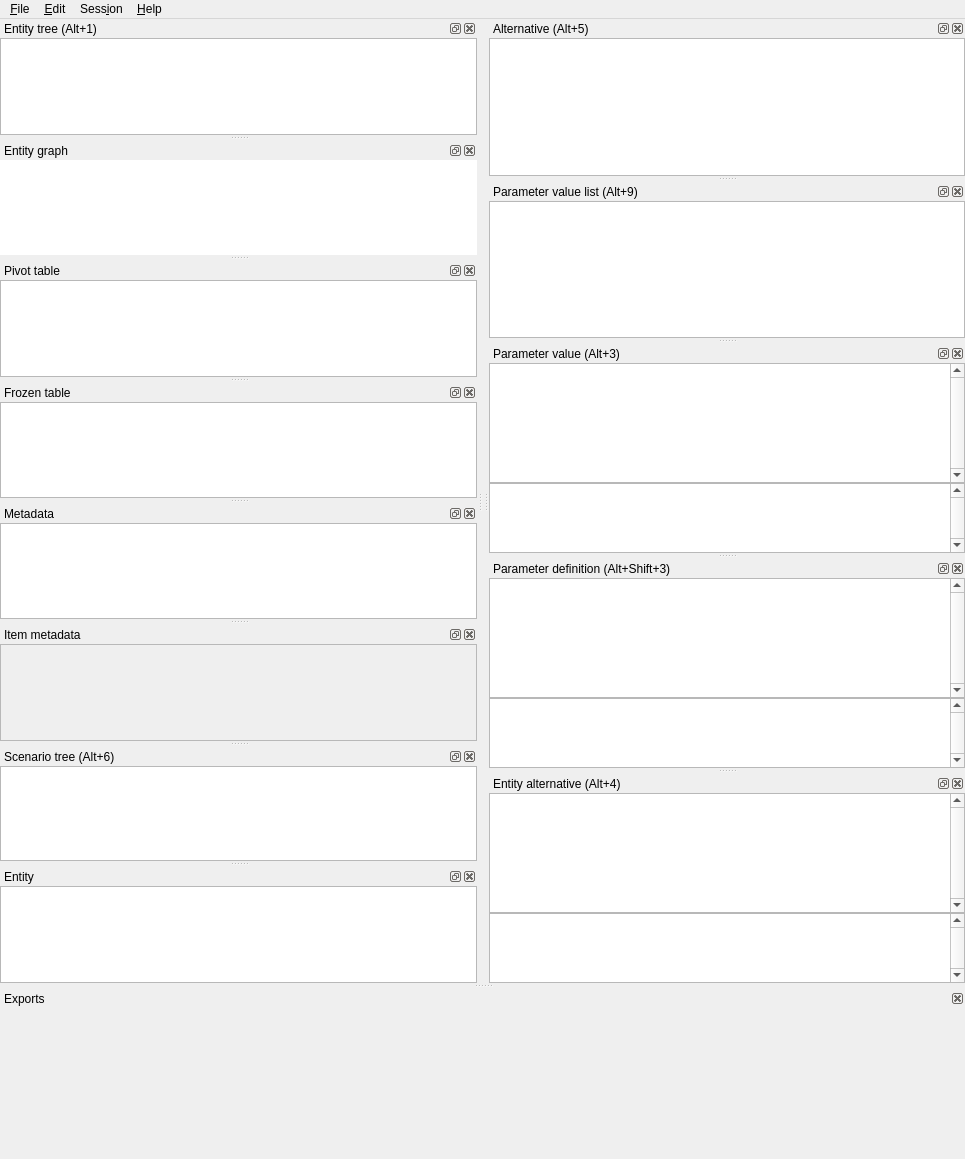
First picture: the form in spinetoolbox/spine_db_editor/ui/spine_db_editor_window.ui, repository spine-tools/Spine-Toolbox, before the edit.
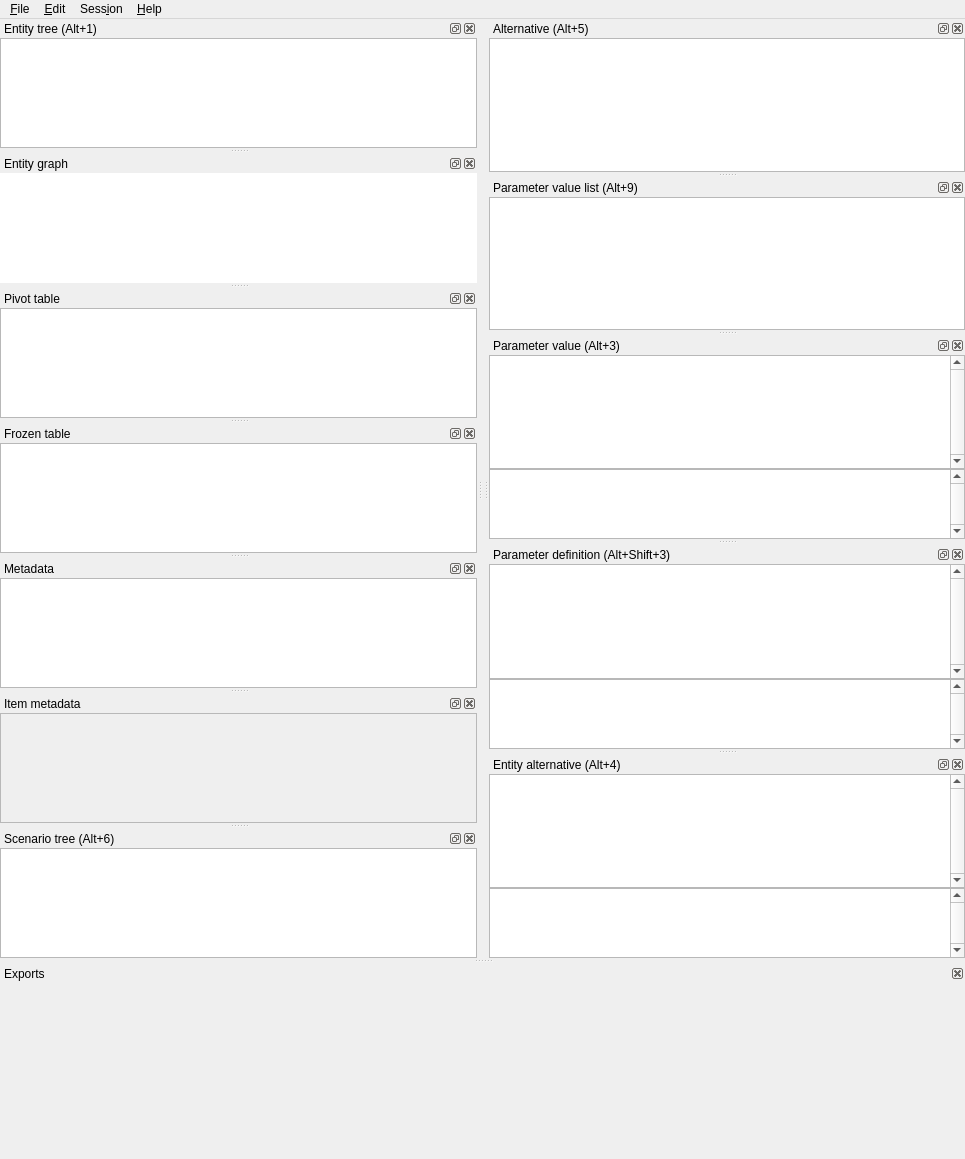
Second picture: the form after the edit. Icons and pictures are not drawn. Custom widgets are drawn as their Qt base class.

Commit message:
Remove accidentally added Entity dock from DB editor
The dock somehow slipped to master from a development branch.
Also, enable the line edit for project's name in project settings
dialog. This was already enabled in the .ui file but "someone"
forgot to run build_ui.

The edit to the form file:
```diff
--- a/spinetoolbox/spine_db_editor/ui/spine_db_editor_window.ui
+++ b/spinetoolbox/spine_db_editor/ui/spine_db_editor_window.ui
@@ -857,36 +857,6 @@
    <addaction name="menuSession"/>
    <addaction name="menuHelp"/>
   </widget>
-  <widget class="QDockWidget" name="entity_dock_widget">
-   <property name="windowTitle">
-    <string>Entity</string>
-   </property>
-   <attribute name="dockWidgetArea">
-    <number>1</number>
-   </attribute>
-   <widget class="QWidget" name="dockWidgetContents_4">
-    <layout class="QVBoxLayout" name="verticalLayout_3">
-     <property name="spacing">
-      <number>0</number>
-     </property>
-     <property name="leftMargin">
-      <number>0</number>
-     </property>
-     <property name="topMargin">
-      <number>0</number>
-     </property>
-     <property name="rightMargin">
-      <number>0</number>
-     </property>
-     <property name="bottomMargin">
-      <number>0</number>
-     </property>
-     <item>
-      <widget class="QTableView" name="entity_table_view"/>
-     </item>
-    </layout>
-   </widget>
-  </widget>
   <action name="actionCommit">
    <property name="enabled">
     <bool>true</bool>
```
The commit also changes 3 other files.
